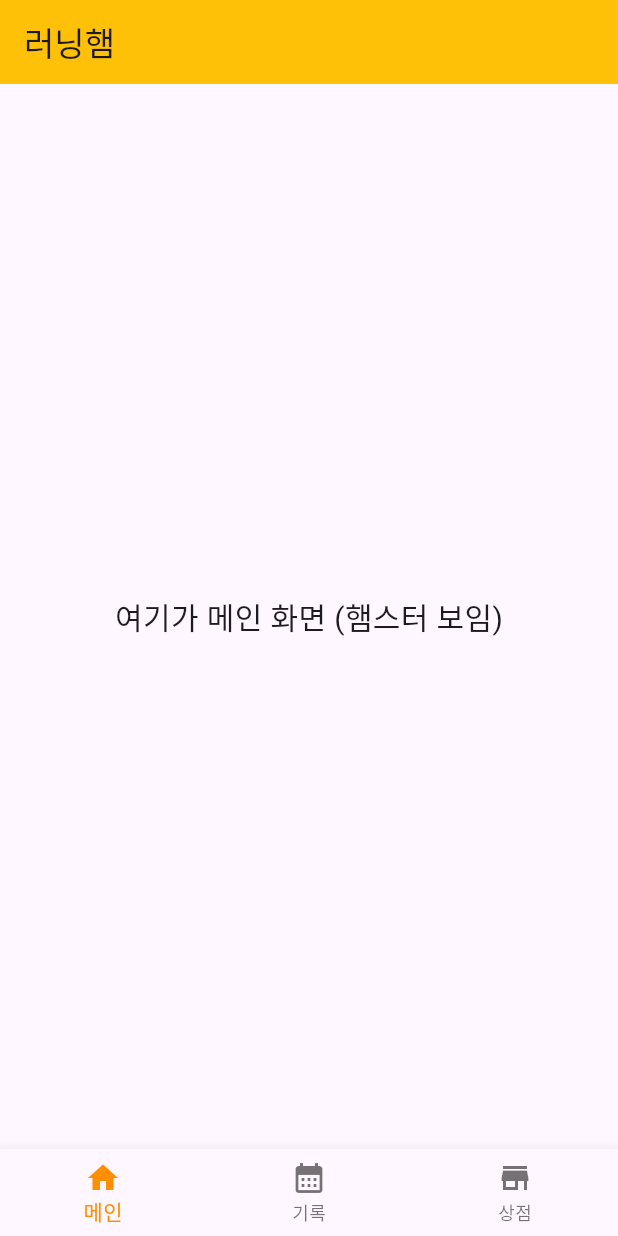
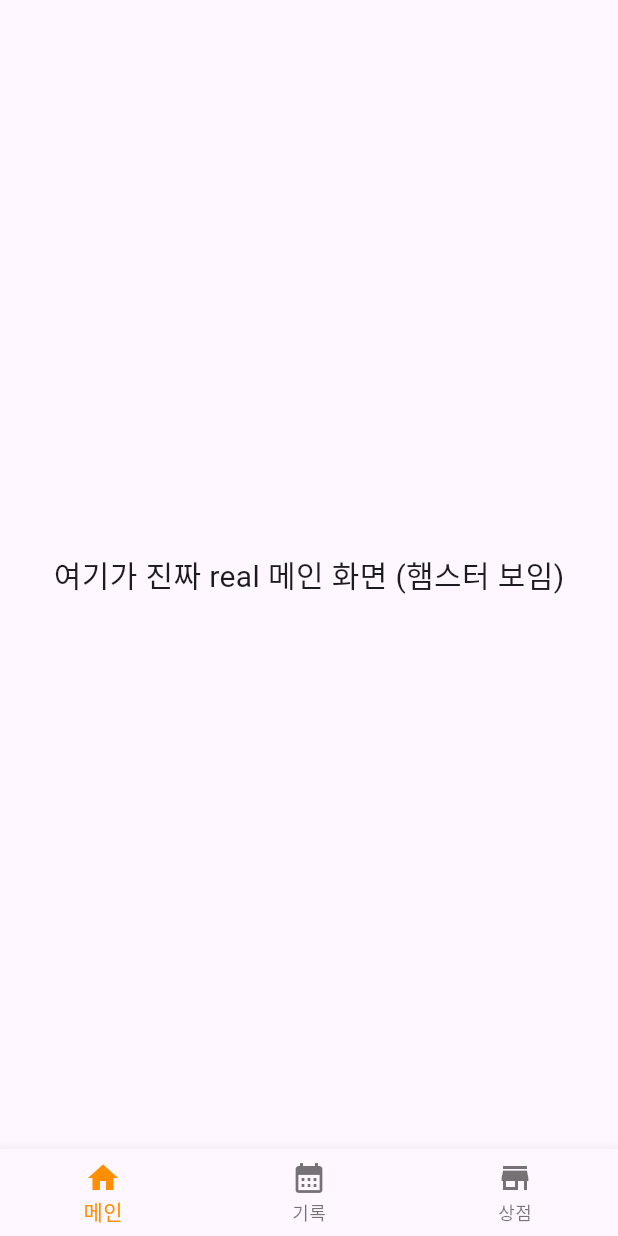
Before and after one commit to kanjunwon/running_ham, a Flutter app: the screen it shows after launch, on a phone screen of 412 x 824 dp. Run offline on Flutter 3.47's test engine with Material 3 defaults, Android fonts, the phone set to English and light mode, and no system bars.

Commit message:
하단 탭 바 3개 나누기

```diff
--- a/lib/main.dart
+++ b/lib/main.dart
@@ -1,4 +1,9 @@
+// 앱 시작 대문
+
 import 'package:flutter/material.dart';
+import 'package:running_ham/screens/main_screen.dart';    // 메인 페이지
+import 'package:running_ham/screens/record_screen.dart';  // 기록 페이지
+import 'package:running_ham/screens/store_screen.dart';   // 상점 페이지
 
 void main() {
   runApp(const RunningHamApp());
@@ -13,15 +18,15 @@ class RunningHamApp extends StatelessWidget {
       title: '러닝햄',
       theme: ThemeData(
         primarySwatch: Colors.blue,
-        // (나중에) 다크모드 대신 라이트모드로 고정할 수도 있어
+        // 다크모드 대신 라이트모드로 고정 가능
         // themeMode: ThemeMode.light,
       ),
-      home: const MainPage(), // <--- 아까 Scaffold에서 MainPage로 변경!
+      home: const MainPage(),
     );
   }
 }
 
-// '상태'가 있는 메인 페이지 (StatefulWidget)
+// '상태'가 있는 메인 페이지
 class MainPage extends StatefulWidget {
   const MainPage({super.key});
 
@@ -33,16 +38,16 @@ class _MainPageState extends State<MainPage> {
   // 0: 메인, 1: 기록, 2: 상점
   int _selectedIndex = 0;
 
-  // 탭에 따라 보여줄 3개의 '임시' 화면 위젯 리스트
-  static const List<Widget> _widgetOptions = <Widget>[
-    Center(child: Text('여기가 메인 화면 (햄스터 보임)', style: TextStyle(fontSize: 20))),
-    Center(child: Text('여기가 기록 화면 (달력 보임)', style: TextStyle(fontSize: 20))),
-    Center(child: Text('여기가 상점 화면 (아이템 보임)', style: TextStyle(fontSize: 20))),
+  // 탭에 따라 보여줄 3개의 화면 위젯 리스트
+static const List<Widget> _widgetOptions = <Widget>[
+    MainScreen(),   // 0번 탭
+    RecordScreen(), // 1번 탭
+    StoreScreen(),  // 2번 탭
   ];
 
   // 탭을 눌렀을 때 _selectedIndex를 바꾸는 함수
   void _onItemTapped(int index) {
-    setState(() { // setState를 해야 화면이 바뀜!
+    setState(() { // setState를 해야 화면이 바뀜
       _selectedIndex = index;
     });
   }
@@ -50,15 +55,10 @@ class _MainPageState extends State<MainPage> {
   @override
   Widget build(BuildContext context) {
     return Scaffold(
-      // 1. 상단 앱 바 (제목)
-      appBar: AppBar(
-        title: const Text('러닝햄'),
-        backgroundColor: Colors.amber, // (임시) 색깔
-      ),
-      // 2. 메인 컨텐츠 (선택된 탭에 따라 바뀜)
+      // 메인 컨텐츠 (선택된 탭에 따라 바뀜)
       body: _widgetOptions.elementAt(_selectedIndex),
 
-      // 3. 하단 탭 바
+      // 하단 탭 바
       bottomNavigationBar: BottomNavigationBar(
         items: const <BottomNavigationBarItem>[
           BottomNavigationBarItem(
--- /dev/null
+++ b/lib/screens/main_screen.dart
@@ -0,0 +1,20 @@
+// 메인 페이지
+
+import 'package:flutter/material.dart';
+
+class MainScreen extends StatelessWidget {
+  const MainScreen({super.key});
+
+  @override
+  Widget build(BuildContext context) {
+    // Scaffold는 페이지 1장
+    return Scaffold(
+      body: Center(
+        child: Text(
+          '여기가 진짜 real 메인 화면 (햄스터 보임)',
+          style: TextStyle(fontSize: 20),
+        ),
+      ),
+    );
+  }
+}
```
Also changed, not shown: lib/screens/record_screen.dart (added, +19 -0 lines), lib/screens/store_screen.dart (added, +19 -0 lines).
